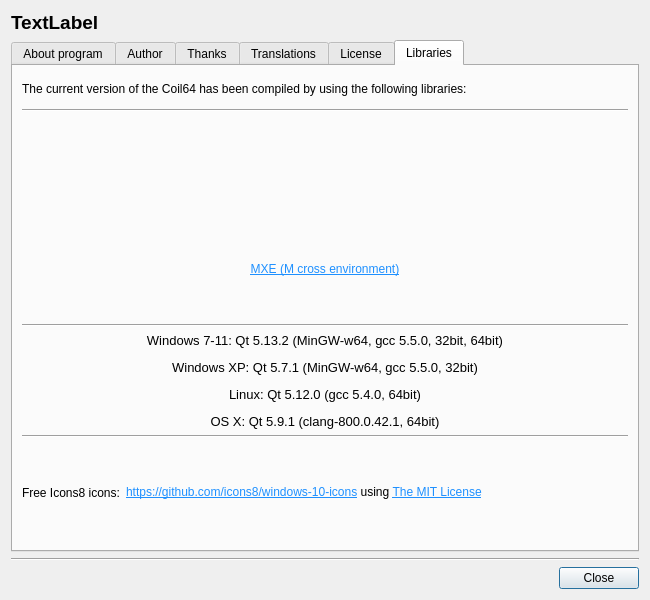
Old version of the form about.ui in the repository radioacoustick/Coil64.
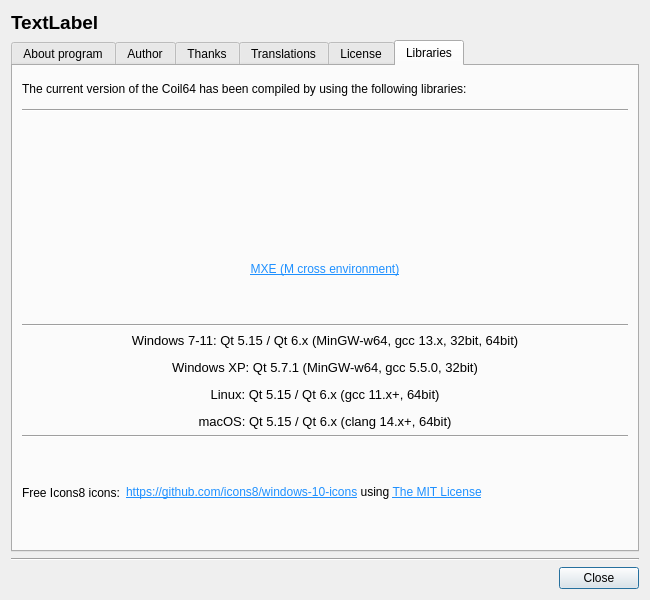
New version of the form. Icons and pictures are not drawn.

Commit message:
Update README.md and about dialog for Qt5/Qt6 support
- Updated README.md to reflect Qt6 support alongside existing Qt5 compatibility.
- Modified about.ui documentation to include updated Qt version requirements.

```diff
--- a/about.ui
+++ b/about.ui
@@ -694,7 +694,7 @@
               </font>
              </property>
              <property name="text">
-              <string notr="true">&lt;html&gt;&lt;head/&gt;&lt;body&gt;&lt;p&gt;&lt;img src=&quot;:/menu_ico/res/ico2-windows.png&quot; style=&quot;vertical-align: middle;&quot;/&gt; Windows 7-11: Qt 5.13.2 (MinGW-w64, gcc 5.5.0, 32bit, 64bit)&lt;/p&gt;&lt;p&gt;&lt;img src=&quot;:/menu_ico/res/ico2-windows-xp.png&quot; style=&quot;vertical-align: middle;&quot;/&gt; Windows XP: Qt 5.7.1 (MinGW-w64, gcc 5.5.0, 32bit)&lt;/p&gt;&lt;p&gt;&lt;img src=&quot;:/menu_ico/res/ico2-linux.png&quot; style=&quot;vertical-align: middle;&quot;/&gt; Linux: Qt 5.12.0 (gcc 5.4.0, 64bit)&lt;/p&gt;&lt;p&gt;&lt;img src=&quot;:/menu_ico/res/ico2-mac-os.png&quot; style=&quot;vertical-align: middle;&quot;/&gt; OS X: Qt 5.9.1 (clang-800.0.42.1, 64bit)&lt;/p&gt;&lt;/body&gt;&lt;/html&gt;</string>
+              <string notr="true">&lt;html&gt;&lt;head/&gt;&lt;body&gt;&lt;p&gt;&lt;img src=&quot;:/menu_ico/res/ico2-windows.png&quot; style=&quot;vertical-align: middle;&quot;/&gt; Windows 7-11: Qt 5.15 / Qt 6.x (MinGW-w64, gcc 13.x, 32bit, 64bit)&lt;/p&gt;&lt;p&gt;&lt;img src=&quot;:/menu_ico/res/ico2-windows-xp.png&quot; style=&quot;vertical-align: middle;&quot;/&gt; Windows XP: Qt 5.7.1 (MinGW-w64, gcc 5.5.0, 32bit)&lt;/p&gt;&lt;p&gt;&lt;img src=&quot;:/menu_ico/res/ico2-linux.png&quot; style=&quot;vertical-align: middle;&quot;/&gt; Linux: Qt 5.15 / Qt 6.x (gcc 11.x+, 64bit)&lt;/p&gt;&lt;p&gt;&lt;img src=&quot;:/menu_ico/res/ico2-mac-os.png&quot; style=&quot;vertical-align: middle;&quot;/&gt; macOS: Qt 5.15 / Qt 6.x (clang 14.x+, 64bit)&lt;/p&gt;&lt;/body&gt;&lt;/html&gt;</string>
              </property>
              <property name="alignment">
               <set>Qt::AlignCenter</set>
```
The commit also changes 1 other file.
